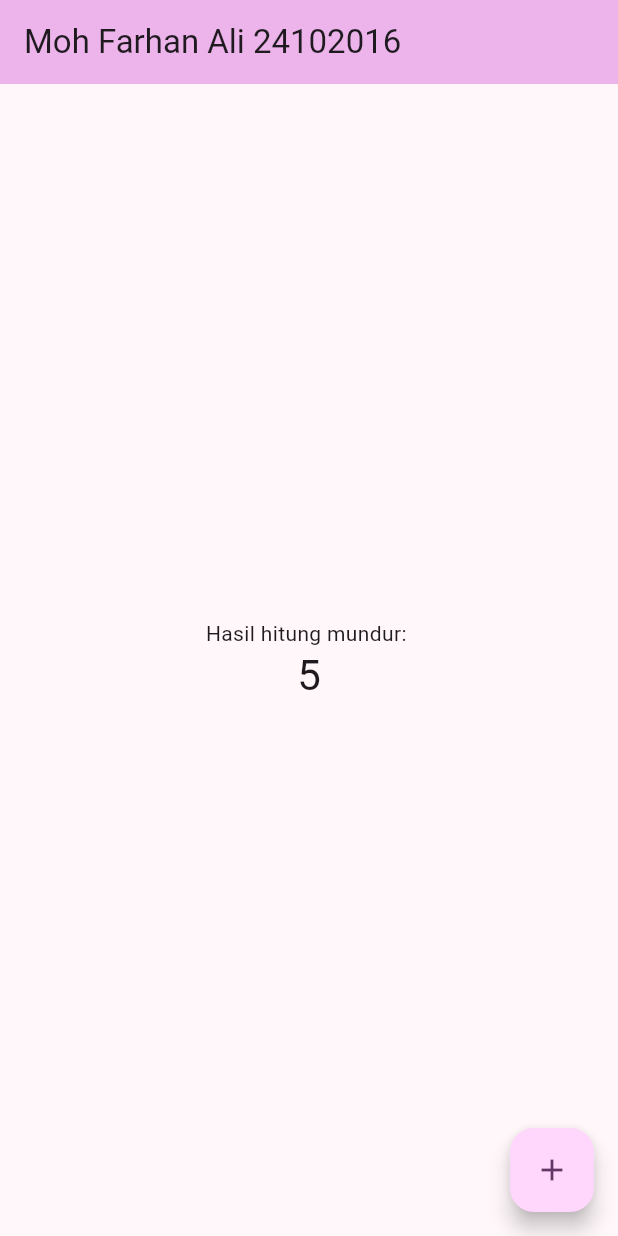
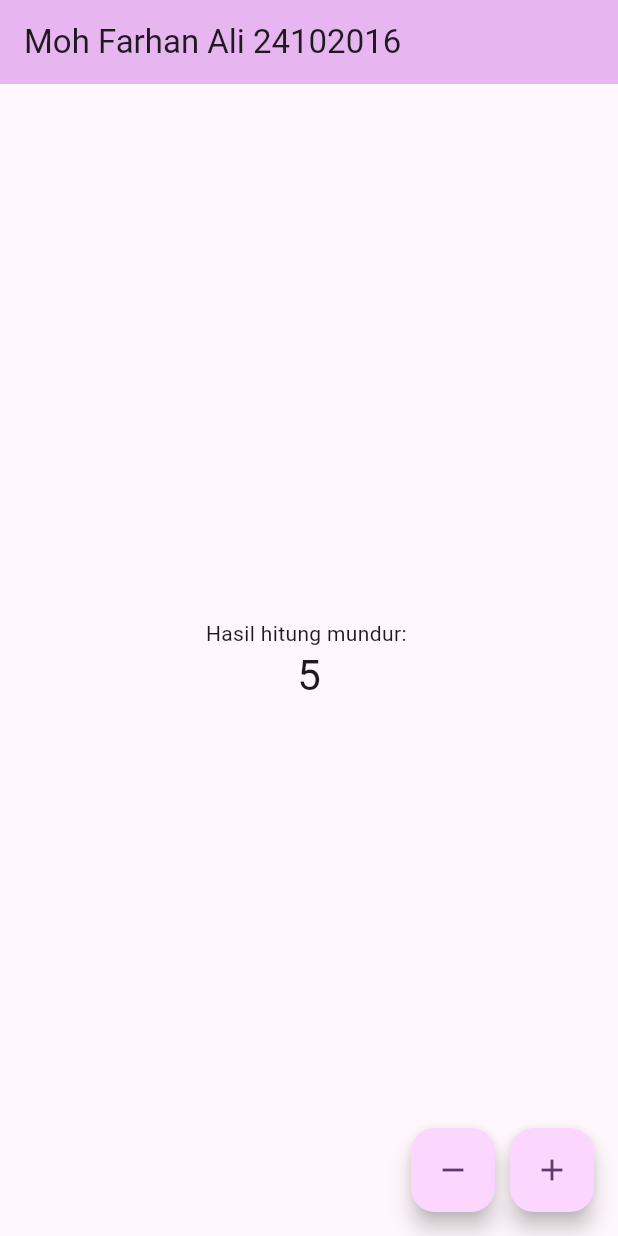
Before and after one commit to farhanar-stacNant/Pemrograman_Aplikasi_Mobile, a Flutter app: the screen it shows after launch, on a phone screen of 412 x 824 dp. Run offline on Flutter 3.47's test engine with Material 3 defaults, Android fonts, the phone set to English and light mode, and no system bars.

Commit message:
Menambah Button Counter dan Limitasi Number Counter

```diff
--- a/lib/main.dart
+++ b/lib/main.dart
@@ -7,27 +7,12 @@ void main() {
 class MyApp extends StatelessWidget {
   const MyApp({super.key});
 
-  // This widget is the root of your application.
   @override
   Widget build(BuildContext context) {
     return MaterialApp(
       title: 'Flutter Demo',
       theme: ThemeData(
-        // This is the theme of your application.
-        // TRY THIS: Try running your application with "flutter run". You'll see
-        // the application has a purple toolbar. Then, without quitting the app,
-        // try changing the seedColor in the colorScheme below to Colors.green
-        // and then invoke "hot reload" (save your changes or press the "hot
-        // reload" button in a Flutter-supported IDE, or press "r" if you used
-        // the command line to start the app).
-        //
-        // Notice that the counter didn't reset back to zero; the application
-        // state is not lost during the reload. To reset the state, use hot
-        // restart instead.
-        //
-        // This works for code too, not just values: Most code changes can be
-        // tested with just a hot reload.
-        colorScheme: .fromSeed(seedColor: const Color.fromARGB(255, 210, 59, 230)),
+        colorScheme: ColorScheme.fromSeed(seedColor: const Color.fromARGB(255, 189, 39, 235)),
       ),
       home: const MyHomePage(title: 'Moh Farhan Ali 24102016'),
     );
@@ -36,16 +21,6 @@ class MyApp extends StatelessWidget {
 
 class MyHomePage extends StatefulWidget {
   const MyHomePage({super.key, required this.title});
-
-  // This widget is the home page of your application. It is stateful, meaning
-  // that it has a State object (defined below) that contains fields that affect
-  // how it looks.
-
-  // This class is the configuration for the state. It holds the values (in this
-  // case the title) provided by the parent (in this case the App widget) and
-  // used by the build method of the State. Fields in a Widget subclass are
-  // always marked "final".
-
   final String title;
 
   @override
@@ -53,55 +28,36 @@ class MyHomePage extends StatefulWidget {
 }
 
 class _MyHomePageState extends State<MyHomePage> {
-  int _counter = 5;
+  int _counter = 5; // Nilai awal
 
+  // Fungsi untuk MENAMBAH angka (Maksimal 10)
   void _incrementCounter() {
     setState(() {
-      // This call to setState tells the Flutter framework that something has
-      // changed in this State, which causes it to rerun the build method below
-      // so that the display can reflect the updated values. If we changed
-      // _counter without calling setState(), then the build method would not be
-      // called again, and so nothing would appear to happen.
-      _counter++;
+      if (_counter < 10) {
+        _counter++;
+      }
+    });
+  }
+
+  // 1. TAMBAHAN BARU: Fungsi untuk MENGURANGI angka (Minimal 0)
+  void _decrementCounter() {
+    setState(() {
+      if (_counter > 0) {
+        _counter--;
+      }
     });
   }
 
   @override
   Widget build(BuildContext context) {
-    // This method is rerun every time setState is called, for instance as done
-    // by the _incrementCounter method above.
-    //
-    // The Flutter framework has been optimized to make rerunning build methods
-    // fast, so that you can just rebuild anything that needs updating rather
-    // than having to individually change instances of widgets.
     return Scaffold(
       appBar: AppBar(
-        // TRY THIS: Try changing the color here to a specific color (to
-        // Colors.amber, perhaps?) and trigger a hot reload to see the AppBar
-        // change color while the other colors stay the same.
         backgroundColor: Theme.of(context).colorScheme.inversePrimary,
-        // Here we take the value from the MyHomePage object that was created by
-        // the App.build method, and use it to set our appbar title.
         title: Text(widget.title),
       ),
       body: Center(
-        // Center is a layout widget. It takes a single child and positions it
-        // in the middle of the parent.
         child: Column(
-          // Column is also a layout widget. It takes a list of children and
-          // arranges them vertically. By default, it sizes itself to fit its
-          // children horizontally, and tries to be as tall as its parent.
-          //
-          // Column has various properties to control how it sizes itself and
-          // how it positions its children. Here we use mainAxisAlignment to
-          // center the children vertically; the main axis here is the vertical
-          // axis because Columns are vertical (the cross axis would be
-          // horizontal).
-          //
-          // TRY THIS: Invoke "debug painting" (choose the "Toggle Debug Paint"
-          // action in the IDE, or press "p" in the console), to see the
-          // wireframe for each widget.
-          mainAxisAlignment: .center,
+          mainAxisAlignment: MainAxisAlignment.center,
           children: [
             const Text('Hasil hitung mundur: '),
             Text(
@@ -111,10 +67,23 @@ class _MyHomePageState extends State<MyHomePage> {
           ],
         ),
       ),
-      floatingActionButton: FloatingActionButton(
-        onPressed: _incrementCounter,
-        tooltip: 'Increment',
-        child: const Icon(Icons.add),
+      floatingActionButton: Row(
+        mainAxisAlignment: MainAxisAlignment.end,
+        children: [
+          // Tombol Kurang (-) -> Akan mati (null) jika angka sudah 0
+          FloatingActionButton(
+            onPressed: _counter > 0 ? _decrementCounter : null,
+            tooltip: 'Decrement',
+            child: const Icon(Icons.remove),
+          ),
+          const SizedBox(width: 10),
+          // Tombol Tambah (+) -> Akan mati (null) jika angka sudah 10
+          FloatingActionButton(
+            onPressed: _counter < 10 ? _incrementCounter : null,
+            tooltip: 'Increment',
+            child: const Icon(Icons.add),
+          ),
+        ],
       ),
     );
   }
```
